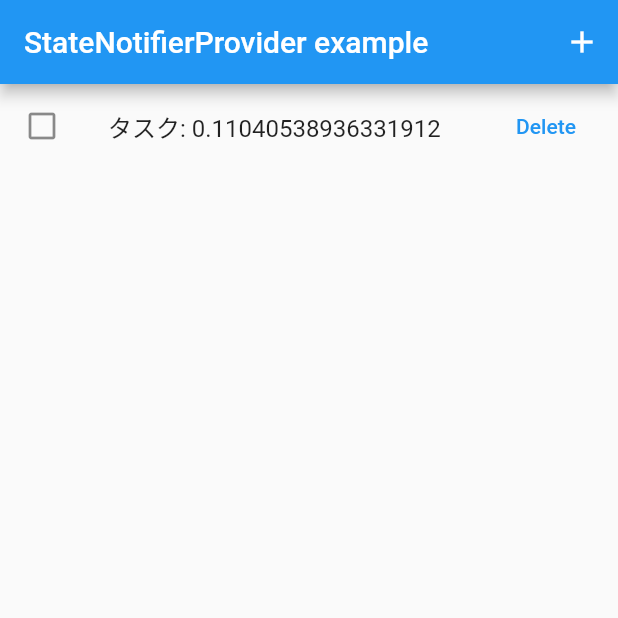
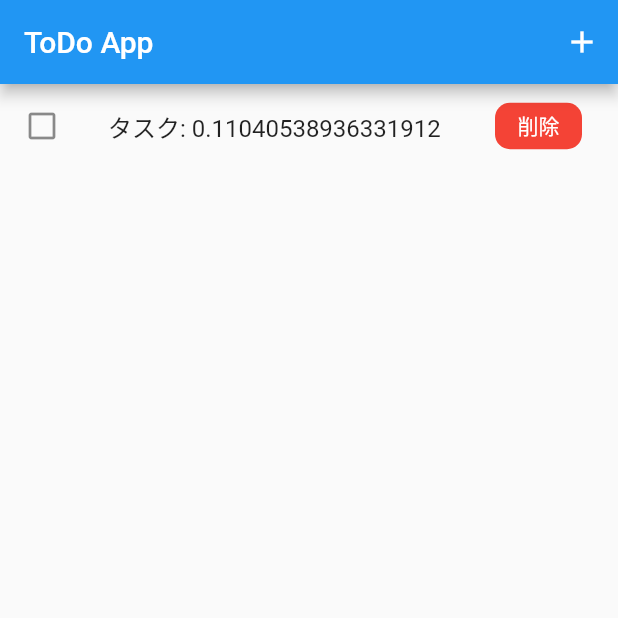
Before and after one commit to sa8a/practice_riverpod, a Flutter app: the screen it shows after launch, after a tap on the "add" icon, on a phone screen of 412 x 824 dp, the top half of it. Run offline on Flutter 3.47's test engine with Material 2 defaults, Android fonts, the light colour scheme and no system bars; our stand-ins replace flutter_riverpod.

Commit message:
change: タスクリストのUI変更
- チェックで打ち消し線を追加
- 削除ボタンのデザイン

```diff
--- a/lib/main.dart
+++ b/lib/main.dart
@@ -32,7 +32,7 @@ class MyApp extends ConsumerWidget {
     return MaterialApp(
       home: Scaffold(
         appBar: AppBar(
-          title: const Text('StateNotifierProvider example'),
+          title: const Text('ToDo App'),
           actions: [
             // ボタンを押して新しいTodoを追加できる（実際はTodoのタイトル等を入力できるようにすると良い）
             IconButton(onPressed: addTodo, icon: const Icon(Icons.add))
@@ -44,7 +44,13 @@ class MyApp extends ConsumerWidget {
             final todo = todoList[index];
             return ListTile(
               // TodoのタイトルをTextで表示
-              title: Text('${todo.title}${todo.id}'),
+              title: Text(
+                '${todo.title}${todo.id}',
+                style: TextStyle(
+                  decoration:
+                      todo.completed ? TextDecoration.lineThrough : null,
+                ),
+              ),
               leading: Icon(
                 todo.completed
                     ? Icons.check_box
@@ -52,7 +58,18 @@ class MyApp extends ConsumerWidget {
               ),
               trailing: TextButton(
                 onPressed: () => notifier.remove(todo.id),
-                child: const Text('Delete'),
+                child: Container(
+                  padding:
+                      const EdgeInsets.symmetric(horizontal: 15, vertical: 5),
+                  decoration: BoxDecoration(
+                    color: Colors.red,
+                    borderRadius: BorderRadius.circular(10),
+                  ),
+                  child: const Text(
+                    '削除',
+                    style: TextStyle(color: Colors.white),
+                  ),
+                ),
               ),
               // タップでTODOの完了状態を切り替える
               onTap: () => notifier.toggle(todo.id),
```
